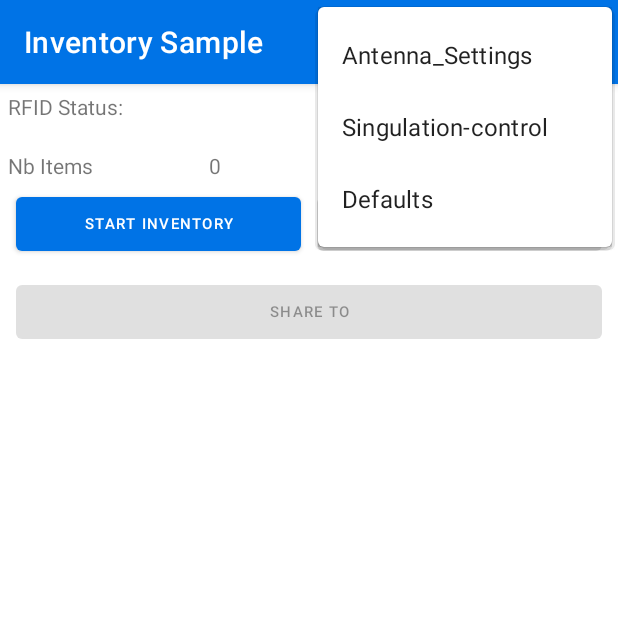
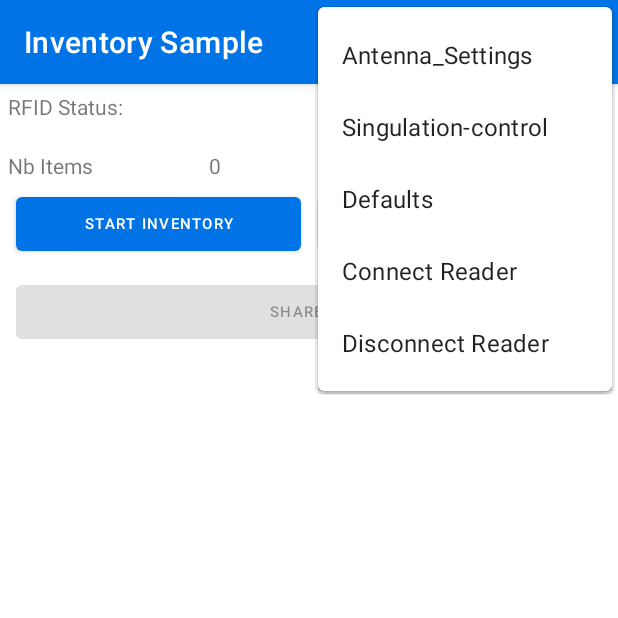
Before and after one commit to ltrudu/RFIDSampleApp, an Android app: the screen it shows after launch (TagInventoryActivity), with the options menu open, on a phone screen of 412 x 824 dp, the top half of it. Run offline under Robolectric (Android 15) with nearby library versions, the phone set to English and light mode, and no system bars; libraries missing offline, so code that uses them is left out: com.zebra.criticalpermissionshelper, com.zebra.datawedgeprofileenums, com.zebra.datawedgeprofileintents, com.zebra.datawedgeprofileintentshelpers, com.zebra.rfid; 2 statements that could not run were skipped.

Commit message:
Added connect reader and disconnect reader option menu

```diff
--- a/RFIDSampleApp/src/main/java/com/zebra/rfid/demo/sdksample/TagLocateActivity.java
+++ b/RFIDSampleApp/src/main/java/com/zebra/rfid/demo/sdksample/TagLocateActivity.java
@@ -75,6 +75,11 @@ public class TagLocateActivity extends AppCompatActivity {
             public void onReaderConnected(String message) {
                 statusTextViewRFID.setText(message);
                 MainApplication.rfidHandler.configureReaderForLocationing();
+            }
+
+            @Override
+            public void onReaderDisconnected() {
+                statusTextViewRFID.setText("Reader Disconnected");
             }
 
             @Override
--- a/RFIDSampleApp/src/main/res/menu/menu_main.xml
+++ b/RFIDSampleApp/src/main/res/menu/menu_main.xml
@@ -19,5 +19,15 @@
         android:title="@string/Defaults"
         app:showAsAction="never" />
 
+    <item
+        android:id="@+id/Connect"
+        android:title="Connect Reader"
+        app:showAsAction="never" />
+
+    <item
+        android:id="@+id/Disconnect"
+        android:title="Disconnect Reader"
+        app:showAsAction="never" />
+
 
 </menu>
```
Also changed, not shown: RFIDSampleApp/src/main/java/com/zebra/rfid/demo/sdksample/RFIDHandler.java (+11 -3 lines), RFIDSampleApp/src/main/java/com/zebra/rfid/demo/sdksample/TagInventoryActivity.java (+23 -0 lines).
